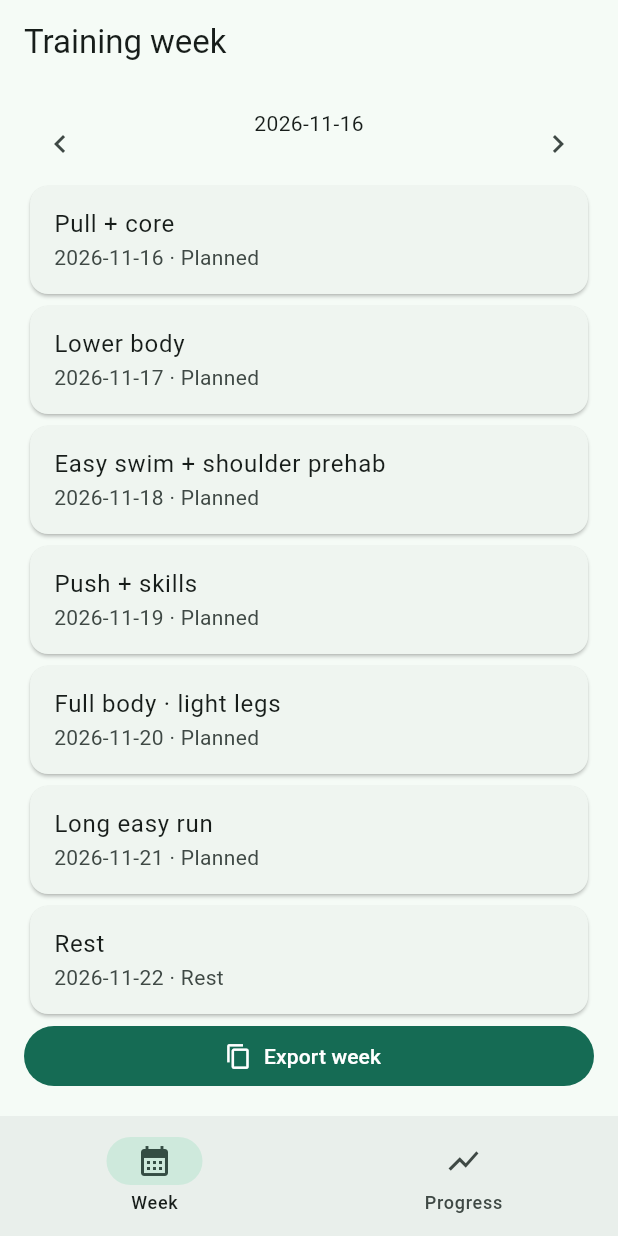
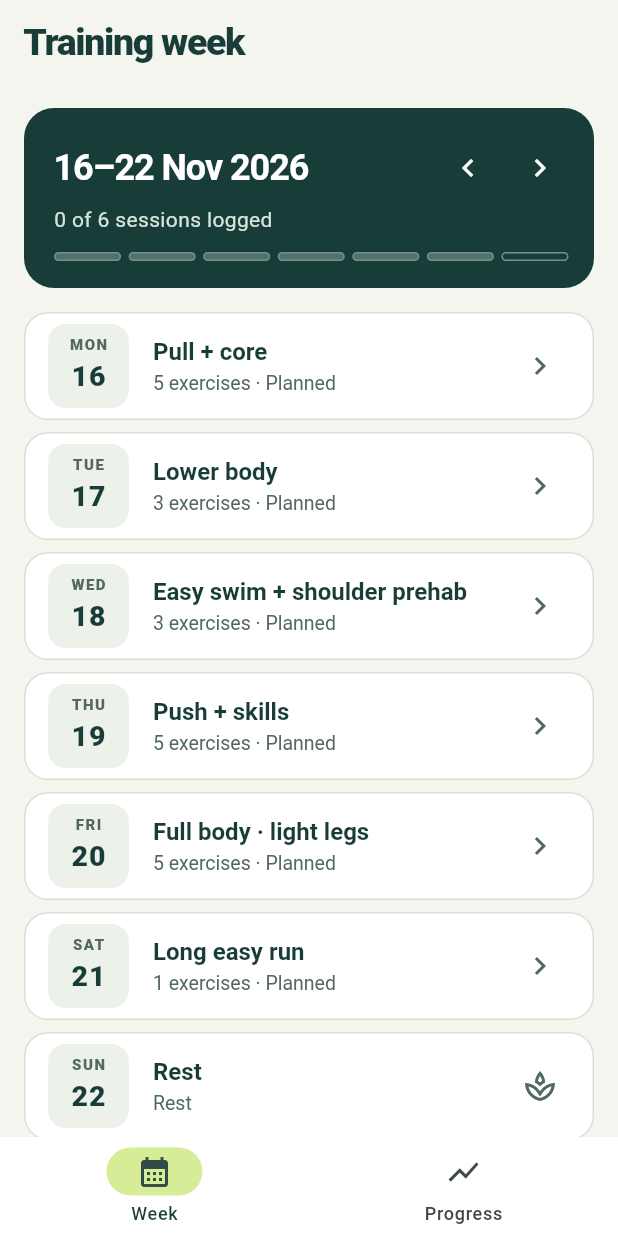
Before and after one commit to Viraj616/move-strong-rehab, a Flutter app: the screen it shows after launch, after a tap on the "chevron left" icon, on a phone screen of 412 x 824 dp. Run offline on Flutter 3.47's test engine with Material 3 defaults, Android fonts, the phone set to English and light mode, and no system bars; our stand-ins replace shared_preferences, web.

Commit message:
Refresh the training week, session targets and progress screens

```diff
--- /dev/null
+++ b/gym/lib/appearance.dart
@@ -0,0 +1,232 @@
+import 'package:flutter/material.dart';
+
+const ink = Color(0xff183d38);
+const paper = Color(0xfff5f5ef);
+const lime = Color(0xffd6ec97);
+const muted = Color(0xff526860);
+const edge = Color(0xffd8dfd5);
+const dayNames = ['Mon', 'Tue', 'Wed', 'Thu', 'Fri', 'Sat', 'Sun'];
+const months = [
+  'Jan',
+  'Feb',
+  'Mar',
+  'Apr',
+  'May',
+  'Jun',
+  'Jul',
+  'Aug',
+  'Sep',
+  'Oct',
+  'Nov',
+  'Dec',
+];
+
+ThemeData gymTheme() {
+  final colors = ColorScheme.fromSeed(seedColor: ink).copyWith(
+    primary: ink,
+    onPrimary: Colors.white,
+    surface: paper,
+    onSurface: ink,
+  );
+  final border = OutlineInputBorder(
+    borderRadius: BorderRadius.circular(12),
+    borderSide: const BorderSide(color: edge),
+  );
+  return ThemeData(
+    colorScheme: colors,
+    scaffoldBackgroundColor: paper,
+    appBarTheme: const AppBarTheme(
+      backgroundColor: paper,
+      foregroundColor: ink,
+      centerTitle: false,
+      scrolledUnderElevation: 0,
+      titleTextStyle: TextStyle(
+        color: ink,
+        fontSize: 25,
+        fontWeight: FontWeight.w800,
+        letterSpacing: -.9,
+      ),
+    ),
+    cardTheme: CardThemeData(
+      color: Colors.white,
+      elevation: 0,
+      margin: const EdgeInsets.only(bottom: 8),
+      shape: RoundedRectangleBorder(
+        borderRadius: BorderRadius.circular(16),
+        side: const BorderSide(color: edge),
+      ),
+    ),
+    inputDecorationTheme: InputDecorationTheme(
+      filled: true,
+      fillColor: const Color(0xfff7f8f3),
+      border: border,
+      enabledBorder: border,
+      focusedBorder: border.copyWith(
+        borderSide: const BorderSide(color: ink, width: 2),
+      ),
+      contentPadding: const EdgeInsets.symmetric(horizontal: 14, vertical: 12),
+    ),
+    listTileTheme: const ListTileThemeData(
+      iconColor: muted,
+      titleTextStyle: TextStyle(
+        color: ink,
+        fontSize: 16,
+        fontWeight: FontWeight.w600,
+      ),
+      subtitleTextStyle: TextStyle(color: muted, fontSize: 13),
+    ),
+    navigationBarTheme: const NavigationBarThemeData(
+      backgroundColor: Colors.white,
+      indicatorColor: lime,
+      height: 66,
+    ),
+    dividerTheme: const DividerThemeData(color: edge),
+  );
+}
+
+class WeekBanner extends StatelessWidget {
+  const WeekBanner({
+    super.key,
+    required this.week,
+    required this.recorded,
+    required this.active,
+    required this.previous,
+    required this.next,
+  });
+  final DateTime week;
+  final List<bool> recorded, active;
+  final VoidCallback previous, next;
+  @override
+  Widget build(BuildContext context) {
+    final end = week.add(const Duration(days: 6));
+    final range =
+        '${week.day}${week.month == end.month ? '' : ' ${months[week.month - 1]}'}–${end.day} ${months[end.month - 1]}';
+    final count = [
+      for (var i = 0; i < 7; i++)
+        if (active[i] && recorded[i]) i,
+    ].length;
+    return Container(
+      margin: const EdgeInsets.only(bottom: 16),
+      padding: const EdgeInsets.fromLTRB(20, 16, 12, 18),
+      decoration: BoxDecoration(
+        color: ink,
+        borderRadius: BorderRadius.circular(20),
+      ),
+      child: Column(
+        crossAxisAlignment: CrossAxisAlignment.start,
+        children: [
+          Row(
+            children: [
+              Expanded(
+                child: Text(
+                  '$range ${end.year}',
+                  style: const TextStyle(
+                    color: Colors.white,
+                    fontSize: 24,
+                    fontWeight: FontWeight.w700,
+                    letterSpacing: -.7,
+                  ),
+                ),
+              ),
+              IconButton(
+                tooltip: 'Previous week',
+                color: Colors.white,
+                onPressed: previous,
+                icon: const Icon(Icons.chevron_left),
+              ),
+              IconButton(
+                tooltip: 'Next week',
+                color: Colors.white,
+                onPressed: next,
+                icon: const Icon(Icons.chevron_right),
+              ),
+            ],
+          ),
+          Text(
+            '$count of ${active.where((a) => a).length} sessions logged',
+            style: const TextStyle(color: Color(0xffd6e4db)),
+          ),
+          const SizedBox(height: 12),
+          ExcludeSemantics(
+            child: Row(
+              children: [
+                for (var i = 0; i < 7; i++)
+                  Expanded(
+                    child: Container(
+                      height: 6,
+                      margin: const EdgeInsets.only(right: 5),
+                      decoration: BoxDecoration(
+                        color: active[i]
+                            ? (recorded[i] ? lime : const Color(0xff52716a))
+                            : Colors.transparent,
+                        border: Border.all(
+                          color: active[i] && recorded[i]
+                              ? lime
+                              : const Color(0xff759189),
+                        ),
+                        borderRadius: BorderRadius.circular(4),
+                      ),
+                    ),
+                  ),
+              ],
+            ),
+          ),
+        ],
+      ),
+    );
+  }
+}
+
+class DayStamp extends StatelessWidget {
+  const DayStamp(this.date, {super.key, required this.today});
+  final DateTime date;
+  final bool today;
+  @override
+  Widget build(BuildContext context) => Container(
+    width: 54,
+    decoration: BoxDecoration(
+      color: today ? lime : const Color(0xffecf1e9),
+      borderRadius: BorderRadius.circular(12),
+    ),
+    child: Column(
+      mainAxisAlignment: MainAxisAlignment.center,
+      children: [
+        Text(
+          dayNames[date.weekday - 1].toUpperCase(),
+          style: const TextStyle(
+            fontSize: 10,
+            fontWeight: FontWeight.w800,
+            letterSpacing: 1,
+            color: muted,
+          ),
+        ),
+        Text(
+          '${date.day}',
+          style: const TextStyle(
+            fontSize: 19,
+            fontWeight: FontWeight.w800,
+            color: ink,
+          ),
+        ),
+      ],
+    ),
+  );
+}
+
+class SectionLabel extends StatelessWidget {
+  const SectionLabel(this.text, {super.key});
+  final String text;
+  @override
+  Widget build(BuildContext context) => Padding(
+    padding: const EdgeInsets.fromLTRB(4, 16, 4, 8),
+    child: Text(
+      text,
+      style: const TextStyle(
+        color: ink,
+        fontSize: 20,
+        fontWeight: FontWeight.w700,
+        letterSpacing: -.5,
+      ),
+    ),
+  );
+}
--- a/gym/lib/gym_app.dart
+++ b/gym/lib/gym_app.dart
@@ -6,6 +6,7 @@ import 'package:shared_preferences/shared_preferences.dart';
 import 'training.dart';
 import 'old_storage.dart' if (dart.library.js_interop) 'old_storage_web.dart';
 import 'demo.dart';
+import 'appearance.dart';
 import 'update_tile.dart';
 
 class GymApp extends StatefulWidget {
@@ -199,30 +200,39 @@ class _GymState extends State<GymApp> {
         padding: const EdgeInsets.all(16),
         children: page == 0
             ? [
-                Wrap(
-                  alignment: WrapAlignment.spaceBetween,
-                  children: [
-                    IconButton(
-                      icon: const Icon(Icons.chevron_left),
-                      onPressed: () => setState(
-                        () => week = week.subtract(const Duration(days: 7)),
+                WeekBanner(
+                  week: week,
+                  recorded: [
+                    for (final d in plan)
+                      logs.any(
+                        (l) =>
+                            l['date'] == d['date'] && l['actual'] != 'Missed',
                       ),
-                    ),
-                    Text(dayKey(week)),
-                    IconButton(
-                      icon: const Icon(Icons.chevron_right),
-                      onPressed: () => setState(
-                        () => week = week.add(const Duration(days: 7)),
-                      ),
-                    ),
                   ],
+                  active: [
+                    for (final d in plan) (d['targets'] as List).isNotEmpty,
+                  ],
+                  previous: () => setState(
+                    () => week = week.subtract(const Duration(days: 7)),
+                  ),
+                  next: () =>
+                      setState(() => week = week.add(const Duration(days: 7))),
                 ),
                 for (final day in plan)
                   Card(
                     child: ListTile(
+                      leading: DayStamp(
+                        DateTime.parse(day['date']),
+                        today: day['date'] == dayKey(DateTime.now()),
+                      ),
+                      trailing: day['title'] == 'Rest'
+                          ? const Icon(Icons.spa_outlined)
+                          : const Icon(Icons.chevron_right),
                       title: Text(day['title']),
                       subtitle: Text(
-                        '${day['date']} · ${logs.any((l) => l['date'] == day['date'])
+                        '${(day['targets'] as List).length > 0 ? "${day['targets'].length} exercises · " : ""}${logs.any((l) => l['date'] == day['date'] && l['actual'] == 'Missed')
+                            ? 'Missed'
+                            : logs.any((l) => l['date'] == day['date'])
                             ? 'Logged'
                             : day['title'] == 'Rest'
                             ? 'Rest'
@@ -301,14 +311,17 @@ class _GymState extends State<GymApp> {
                 ),
               ]
             : [
+                const SectionLabel('App & backups'),
                 if (!kIsWeb &&
                     defaultTargetPlatform == TargetPlatform.android) ...[
                   const UpdateTile(),
                   ListTile(
+                    leading: const Icon(Icons.file_upload_outlined),
                     title: const Text('Export all data'),
                     onTap: () => backup(false),
                   ),
                   ListTile(
+                    leading: const Icon(Icons.restore_outlined),
                     title: const Text('Restore full backup'),
                     onTap: () => backup(true),
                   ),
@@ -346,7 +359,9 @@ class _GymState extends State<GymApp> {
                       setState(() {});
                     },
                   ),
+                const SectionLabel('Training progress'),
                 ListTile(
+                  leading: const Icon(Icons.monitor_weight_outlined),
                   title: Text('Bodyweight · $kg kg'),
                   onTap: () async {
                     final n = double.tryParse(
@@ -388,6 +403,7 @@ class _GymState extends State<GymApp> {
                             ),
                     ],
                   ),
+                const SectionLabel('Baseline retests'),
                 for (final name in [
                   'Max strict pull-ups',
                   'Dead hang (s)',
@@ -409,6 +425,7 @@ class _GymState extends State<GymApp> {
                       }
                     },
                   ),
+                const SectionLabel('Workout history'),
                 OutlinedButton(
                   onPressed: () async {
                     final s = await input(
@@ -538,6 +555,7 @@ class _SessionState extends State<Session> {
       child: SingleChildScrollView(
         padding: const EdgeInsets.all(16),
         child: Column(
+          crossAxisAlignment: CrossAxisAlignment.stretch,
           children: [
             Text(
               '${log['date']} · ${DateTime.parse(log['date']).weekday < 6 ? '15:00–16:30' : 'Conversational pace'}',
@@ -554,8 +572,24 @@ class _SessionState extends State<Session> {
                         e['variation'] ?? e['name'],
                         style: Theme.of(context).textTheme.titleLarge,
                       ),
-                      Text(
-                        "${e['plannedSets']} × ${e['target']} ${e['unit']} · rest ${e['restSeconds']} s · RIR 3–4",
+                      Container(
+                        width: double.infinity,
+                        margin: const EdgeInsets.symmetric(vertical: 8),
+                        padding: const EdgeInsets.symmetric(
+                          horizontal: 12,
+                          vertical: 9,
+                        ),
+                        decoration: BoxDecoration(
+                          color: const Color(0xffedf3df),
+                          borderRadius: BorderRadius.circular(10),
+                        ),
+                        child: Text(
+                          "${e['plannedSets']} × ${e['target']} ${e['unit']} · rest ${e['restSeconds']} s · RIR 3–4",
+                          style: const TextStyle(
+                            fontWeight: FontWeight.w700,
+                            color: ink,
+                          ),
+                        ),
                       ),
                       Text(e['cue']),
                       if (e['load'] != null)
--- a/gym/lib/main.dart
+++ b/gym/lib/main.dart
@@ -1,10 +1,12 @@
 import 'package:flutter/material.dart';
 import 'gym_app.dart';
+import 'appearance.dart';
 
 void main() => runApp(
   MaterialApp(
     title: 'Move Strong',
-    theme: ThemeData(colorSchemeSeed: const Color(0xff205948)),
+    theme: gymTheme(),
+    debugShowCheckedModeBanner: false,
     home: const GymApp(),
   ),
 );
```
Also changed, not shown: 1 other file.
